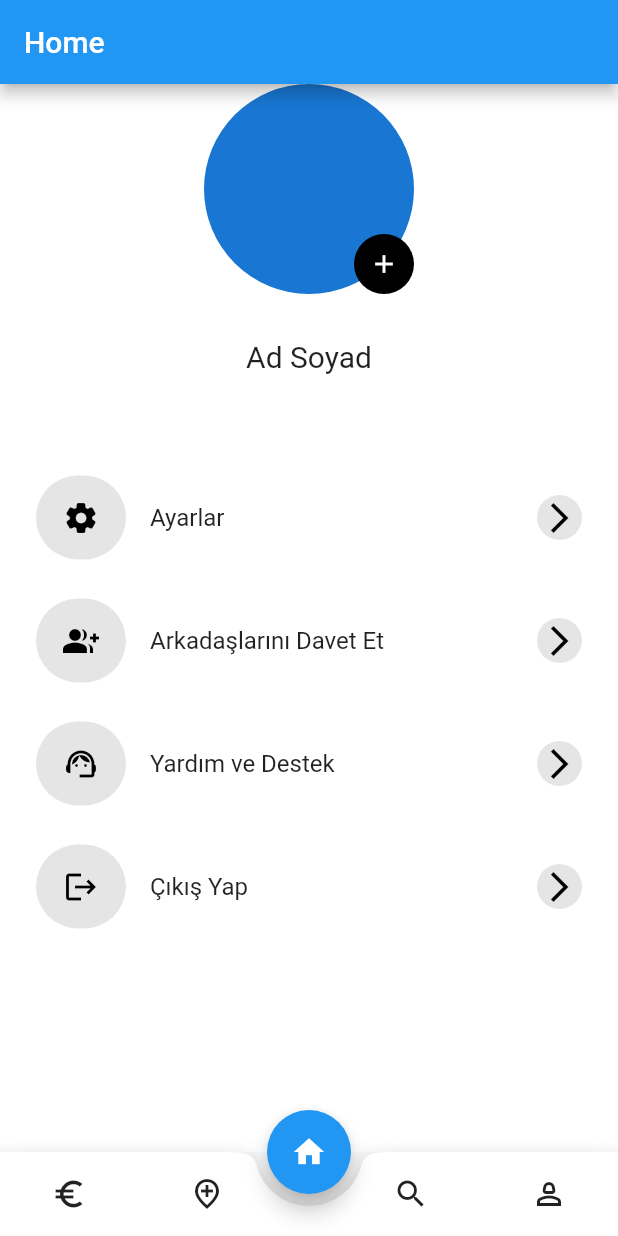
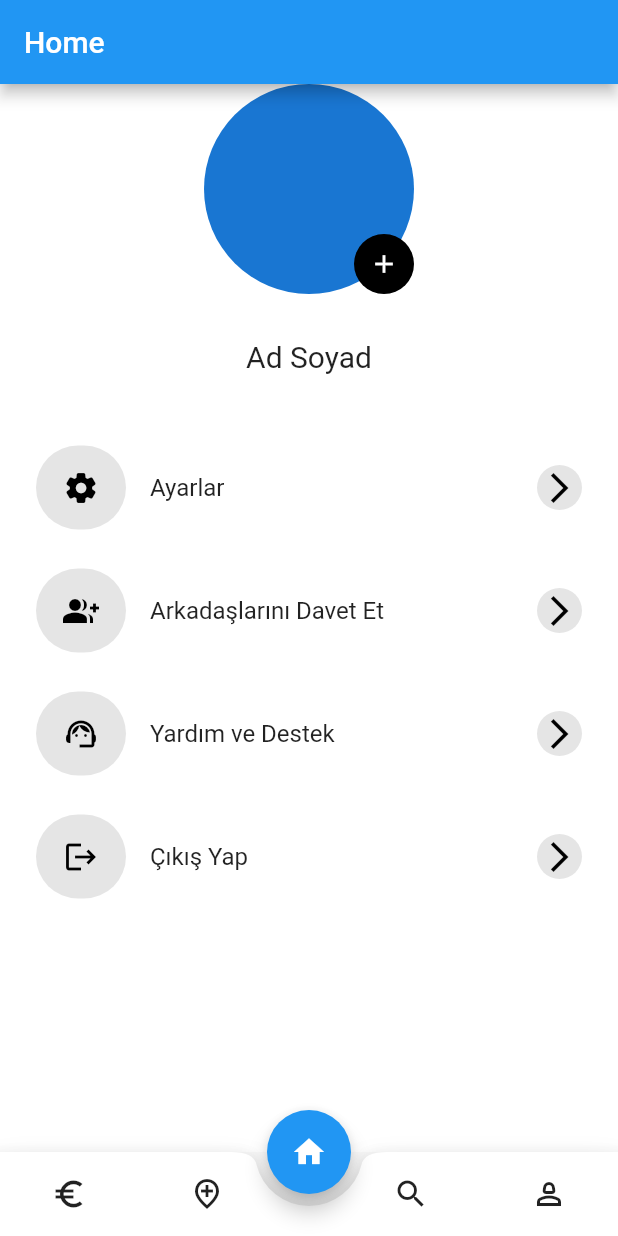
Before and after one commit to tumaytopcu/F30-FlutterProject, a Flutter app: the HomePage screen opened directly, item 4 of the bottom bar chosen, on a phone screen of 412 x 824 dp. Run offline on Flutter 3.47's test engine with Material 2 defaults, Android fonts, the phone set to English and light mode, and no system bars; our stand-ins replace shared_preferences, smooth_page_indicator; accounts and stored records are empty.

Commit message:
Profil sayfasındaki taşma sorunu çözüldü

```diff
--- a/lib/pages/profile_page.dart
+++ b/lib/pages/profile_page.dart
@@ -75,13 +75,12 @@ class _ProfilePageState extends State<ProfilePage> {
                     ),
                   ),
                   SizedBox(
-                    height: 25,
+                    height: 10,
                   ),
                   // Profil sayfasından gidilecek sayfalara ait butonlar ve özellikleri
-                  SizedBox(
-                    height: 5,
-                  ),
-                  GestureDetector(
+
+                  Expanded(
+                    child: ListView(children: [   GestureDetector(
                       onTap: () {
                         // Ayarlar tıklama işlemini burada yönetebilirsiniz
                       },
@@ -144,7 +143,10 @@ class _ProfilePageState extends State<ProfilePage> {
                       ),
                       SizedBox(
                         height: 10,
-                  ),
+                      ), ],),
+                  )
+
+
                 ],
               ),
             ),
```
Also changed, not shown: pubspec.lock, 1 other file. Lines whose indentation alone changed are shown as unchanged.
